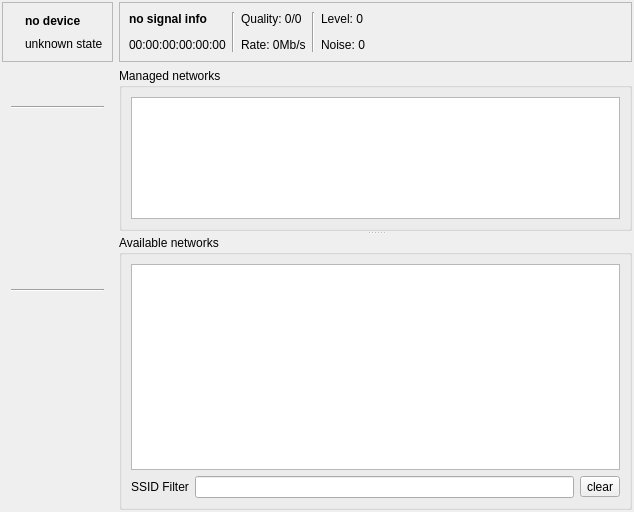
Qt form qnut/airset.ui (dosnut/nut) before a commit.
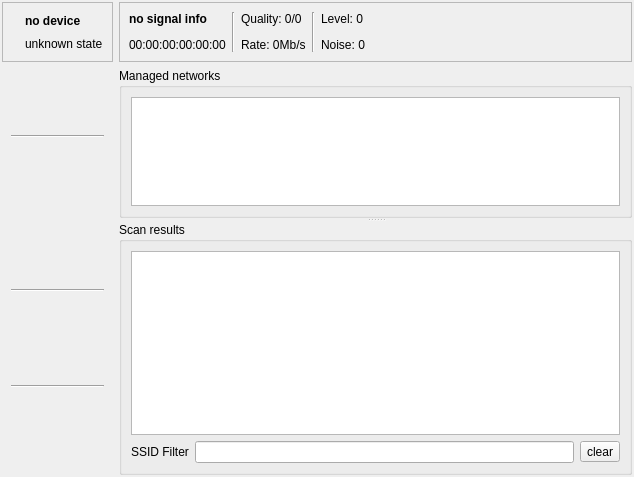
The same form after that commit. Icons and pictures are not drawn.

Commit message: [qnut/wireless] removed simple view, added advanced menu (bssid switch ..)

```diff
--- a/qnut/airset.ui
+++ b/qnut/airset.ui
@@ -8,7 +8,7 @@
     <x>0</x>
     <y>0</y>
     <width>634</width>
-    <height>512</height>
+    <height>477</height>
    </rect>
   </property>
   <property name="windowTitle">
@@ -44,9 +44,6 @@
         <property name="text">
          <string/>
         </property>
-        <property name="pixmap">
-         <pixmap>../../../../../../usr/share/qnut/icons/clear.png</pixmap>
-        </property>
        </widget>
       </item>
       <item>
@@ -200,6 +197,22 @@
         </property>
        </widget>
       </item>
+      <item>
+       <widget class="QToolButton" name="toggleScanResultsButton">
+        <property name="sizePolicy">
+         <sizepolicy hsizetype="Preferred" vsizetype="Fixed">
+          <horstretch>0</horstretch>
+          <verstretch>0</verstretch>
+         </sizepolicy>
+        </property>
+        <property name="toolButtonStyle">
+         <enum>Qt::ToolButtonTextBesideIcon</enum>
+        </property>
+        <property name="autoRaise">
+         <bool>true</bool>
+        </property>
+       </widget>
+      </item>
       <item>
        <widget class="Line" name="scanManagedLine">
         <property name="sizePolicy">
@@ -221,9 +234,6 @@
           <verstretch>0</verstretch>
          </sizepolicy>
         </property>
-        <property name="text">
-         <string/>
-        </property>
         <property name="toolButtonStyle">
          <enum>Qt::ToolButtonTextBesideIcon</enum>
         </property>
@@ -280,22 +290,6 @@
         </property>
        </widget>
       </item>
-      <item>
-       <widget class="QToolButton" name="toggleDetailsButton">
-        <property name="sizePolicy">
-         <sizepolicy hsizetype="Preferred" vsizetype="Fixed">
-          <horstretch>0</horstretch>
-          <verstretch>0</verstretch>
-         </sizepolicy>
-        </property>
-        <property name="toolButtonStyle">
-         <enum>Qt::ToolButtonTextBesideIcon</enum>
-        </property>
-        <property name="autoRaise">
-         <bool>true</bool>
-        </property>
-       </widget>
-      </item>
       <item>
        <widget class="QToolButton" name="manageNetworksButton">
         <property name="sizePolicy">
@@ -376,6 +370,35 @@
         </property>
        </widget>
       </item>
+      <item>
+       <widget class="Line" name="availableAdvancedLine">
+        <property name="sizePolicy">
+         <sizepolicy hsizetype="Preferred" vsizetype="Fixed">
+          <horstretch>0</horstretch>
+          <verstretch>0</verstretch>
+         </sizepolicy>
+        </property>
+        <property name="orientation">
+         <enum>Qt::Horizontal</enum>
+        </property>
+       </widget>
+      </item>
+      <item>
+       <widget class="QToolButton" name="advancedFunctionsButton">
+        <property name="sizePolicy">
+         <sizepolicy hsizetype="Preferred" vsizetype="Fixed">
+          <horstretch>0</horstretch>
+          <verstretch>0</verstretch>
+         </sizepolicy>
+        </property>
+        <property name="toolButtonStyle">
+         <enum>Qt::ToolButtonTextBesideIcon</enum>
+        </property>
+        <property name="autoRaise">
+         <bool>true</bool>
+        </property>
+       </widget>
+      </item>
       <item>
        <spacer name="actionsSpacer">
         <property name="orientation">
@@ -452,7 +475,7 @@
        </sizepolicy>
       </property>
       <property name="title">
-       <string>Available networks</string>
+       <string>Scan results</string>
       </property>
       <layout class="QVBoxLayout" name="availableAPLayout">
        <item>
```
Left out of the diff: 8 changed lines with no effect on the pictures. The commit also changes 8 other files.
